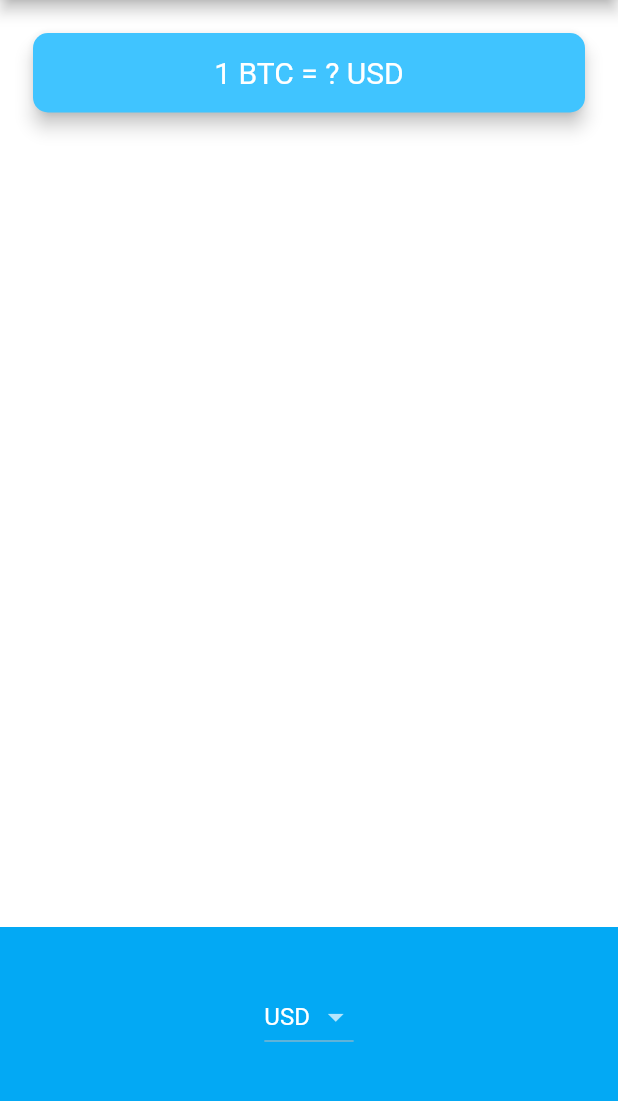
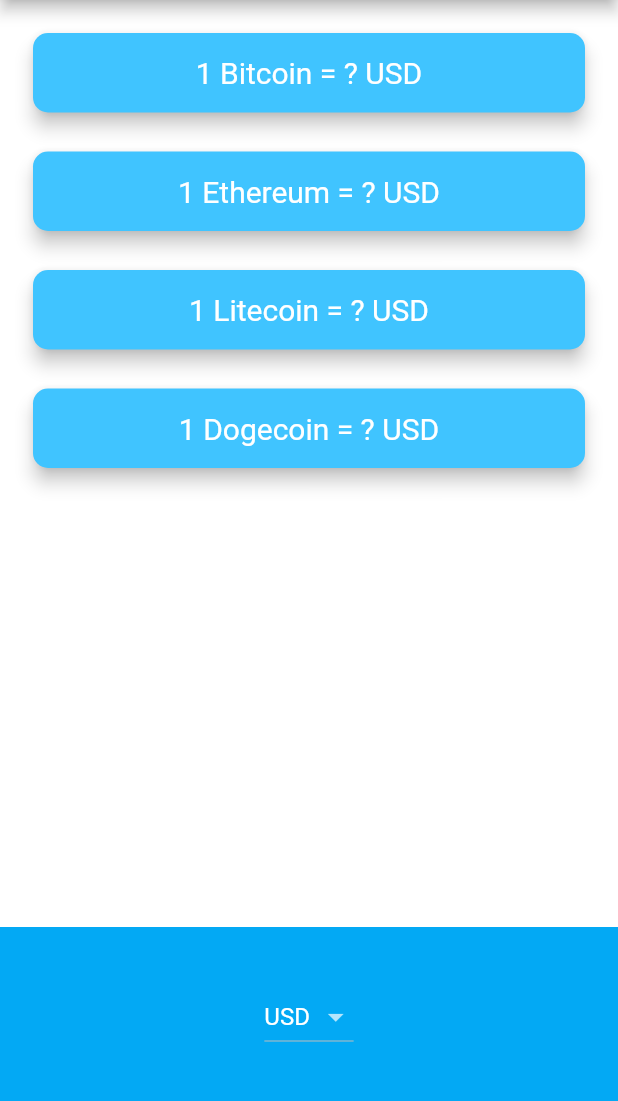
Before and after one commit to adispatil/Bitcoin-Ticker-Fluter, a Flutter app: the screen it shows after launch, on a phone screen of 412 x 824 dp, the part 84-1185 px from its top. Run offline on Flutter 3.47's test engine with Material 2 defaults, Android fonts, the phone set to English and light mode, and no system bars.

Commit message:
Bitcoin ticker

```diff
--- a/lib/price_screen.dart
+++ b/lib/price_screen.dart
@@ -1,7 +1,8 @@
+import 'dart:io' show Platform;
+import 'package:bitcoin_ticker_flutter/utils/app_constants.dart';
 import 'package:bitcoin_ticker_flutter/utils/coin_data.dart';
 import 'package:flutter/cupertino.dart';
 import 'package:flutter/material.dart';
-import 'dart:io' show Platform;
 
 class PriceScreen extends StatefulWidget {
   @override
@@ -10,7 +11,14 @@ class PriceScreen extends StatefulWidget {
 
 class _PriceScreenState extends State<PriceScreen> {
   String _mSelectedValue = 'USD';
+  int _mSelectedIndex = -1;
+  String _mBitcoinRate = '?';
+  String _mEthereumRate = '?';
+  String _mLitecoinRate = '?';
+  String _mDogecoinRate = '?';
+  CoinData _mCoinData = CoinData();
 
+  ///Android drop down list
   DropdownButton<String> getAndroidDropDownButton() {
     List<DropdownMenuItem<String>> dropDownItems = [];
     for (String currency in currenciesList) {
@@ -24,34 +32,83 @@ class _PriceScreenState extends State<PriceScreen> {
     return DropdownButton<String>(
       value: _mSelectedValue,
       items: dropDownItems,
-      onChanged: (value) {
-        print(value);
+      onChanged: (value) async {
         setState(() {
           _mSelectedValue = value;
         });
+        getBitcoinRate();
       },
     );
   }
 
-  CupertinoPicker iOsPicker() {
+  Future<void> getBitcoinRate() async {
+    var bitcoin = await _mCoinData.getCurrentRate(fromCurrency: kCryptoList[0], toCurrency: _mSelectedValue);
+    updateUi(bitcoin);
+
+    var ethereum = await _mCoinData.getCurrentRate(fromCurrency: kCryptoList[1], toCurrency: _mSelectedValue);
+    updateUi(ethereum);
+
+    var litecoin = await _mCoinData.getCurrentRate(fromCurrency: kCryptoList[2], toCurrency: _mSelectedValue);
+    updateUi(litecoin);
+
+    var dogecoin = await _mCoinData.getCurrentRate(fromCurrency: kCryptoList[3], toCurrency: _mSelectedValue);
+    updateUi(dogecoin);
+  }
+
+  ///Cupertino picker for iOS
+  NotificationListener iOsPicker() {
     List<Text> cupertinoItems = [];
     for (String currency in currenciesList) {
       var newItem = Text(currency);
       cupertinoItems.add(newItem);
     }
 
-    return CupertinoPicker(
+    return NotificationListener<ScrollNotification> (
+      onNotification: (scrollNotification) {
+        if (scrollNotification is ScrollEndNotification) {
+          print(_mSelectedIndex);
+          _mSelectedValue = currenciesList[_mSelectedIndex];
+          getBitcoinRate();
+          return true;
+        } else {
+          return false;
+        }
+      },
+      child: CupertinoPicker(
         backgroundColor: Colors.lightBlue,
         itemExtent: 32.0,
+        magnification: 1.2,
+        scrollController: FixedExtentScrollController(initialItem: 19),
         onSelectedItemChanged: (selectedIndex) {
-        print(selectedIndex);
+          setState(() {
+            _mSelectedIndex = selectedIndex;
+          });
         },
         children: cupertinoItems,
+      ),
     );
+  }
+
+  ///update ui after api calling
+  void updateUi(dynamic newData) {
+    setState(() {
+      var currency = newData['asset_id_base'];
+      if (currency == kCryptoList[0]) {
+        _mBitcoinRate = newData['rate'].toStringAsFixed(1);
+      } else if(currency == kCryptoList[1]) {
+        _mEthereumRate = newData['rate'].toStringAsFixed(1);
+      } else if(currency == kCryptoList[2]) {
+        _mLitecoinRate = newData['rate'].toStringAsFixed(1);
+      } else if(currency == kCryptoList[3]) {
+        _mDogecoinRate = newData['rate'].toStringAsFixed(1);
+      }
+      print('current rate : $_mBitcoinRate');
+    });
   }
 
   @override
   Widget build(BuildContext context) {
+
     return Scaffold(
       appBar: AppBar(
         title: Text('🤑 Coin Ticker'),
@@ -60,6 +117,11 @@ class _PriceScreenState extends State<PriceScreen> {
         mainAxisAlignment: MainAxisAlignment.spaceBetween,
         crossAxisAlignment: CrossAxisAlignment.stretch,
         children: <Widget>[
+          Column(
+            crossAxisAlignment: CrossAxisAlignment.stretch,
+            children: <Widget>[
+
+              /// bitcoin
               Padding(
                 padding: EdgeInsets.fromLTRB(18.0, 18.0, 18.0, 0),
                 child: Card(
@@ -71,7 +133,7 @@ class _PriceScreenState extends State<PriceScreen> {
                   child: Padding(
                     padding: EdgeInsets.symmetric(vertical: 15.0, horizontal: 28.0),
                     child: Text(
-                  '1 BTC = ? USD',
+                      '1 Bitcoin = $_mBitcoinRate $_mSelectedValue',
                       textAlign: TextAlign.center,
                       style: TextStyle(
                         fontSize: 20.0,
@@ -81,6 +143,78 @@ class _PriceScreenState extends State<PriceScreen> {
                   ),
                 ),
               ),
+
+              /// Ethereum
+              Padding(
+                padding: EdgeInsets.fromLTRB(18.0, 18.0, 18.0, 0),
+                child: Card(
+                  color: Colors.lightBlueAccent,
+                  elevation: 5.0,
+                  shape: RoundedRectangleBorder(
+                    borderRadius: BorderRadius.circular(10.0),
+                  ),
+                  child: Padding(
+                    padding: EdgeInsets.symmetric(vertical: 15.0, horizontal: 28.0),
+                    child: Text(
+                      '1 Ethereum = $_mEthereumRate $_mSelectedValue',
+                      textAlign: TextAlign.center,
+                      style: TextStyle(
+                        fontSize: 20.0,
+                        color: Colors.white,
+                      ),
+                    ),
+                  ),
+                ),
+              ),
+
+              /// Litecoin
+              Padding(
+                padding: EdgeInsets.fromLTRB(18.0, 18.0, 18.0, 0),
+                child: Card(
+                  color: Colors.lightBlueAccent,
+                  elevation: 5.0,
+                  shape: RoundedRectangleBorder(
+                    borderRadius: BorderRadius.circular(10.0),
+                  ),
+                  child: Padding(
+                    padding: EdgeInsets.symmetric(vertical: 15.0, horizontal: 28.0),
+                    child: Text(
+                      '1 Litecoin = $_mLitecoinRate $_mSelectedValue',
+                      textAlign: TextAlign.center,
+                      style: TextStyle(
+                        fontSize: 20.0,
+                        color: Colors.white,
+                      ),
+                    ),
+                  ),
+                ),
+              ),
+
+              /// Dogecoin
+              Padding(
+                padding: EdgeInsets.fromLTRB(18.0, 18.0, 18.0, 0),
+                child: Card(
+                  color: Colors.lightBlueAccent,
+                  elevation: 5.0,
+                  shape: RoundedRectangleBorder(
+                    borderRadius: BorderRadius.circular(10.0),
+                  ),
+                  child: Padding(
+                    padding: EdgeInsets.symmetric(vertical: 15.0, horizontal: 28.0),
+                    child: Text(
+                      '1 Dogecoin = $_mDogecoinRate $_mSelectedValue',
+                      textAlign: TextAlign.center,
+                      style: TextStyle(
+                        fontSize: 20.0,
+                        color: Colors.white,
+                      ),
+                    ),
+                  ),
+                ),
+              ),
+            ],
+          ),
+
           Container(
               height: 150.0,
               alignment: Alignment.center,
--- /dev/null
+++ b/lib/utils/app_constants.dart
@@ -0,0 +1,34 @@
+
+const kCoinApiKey = '7CC4A15E-D35A-4451-B78A-A33CEF95724B';
+const kBaseUrl = 'https://rest.coinapi.io/v1/exchangerate';
+
+const List<String> currenciesList = [
+  'AUD',
+  'BRL',
+  'CAD',
+  'CNY',
+  'EUR',
+  'GBP',
+  'HKD',
+  'IDR',
+  'ILS',
+  'INR',
+  'JPY',
+  'MXN',
+  'NOK',
+  'NZD',
+  'PLN',
+  'RON',
+  'RUB',
+  'SEK',
+  'SGD',
+  'USD',
+  'ZAR'
+];
+
+const List<String> kCryptoList = [
+  'BTC',
+  'ETH',
+  'LTC',
+  'DOGE'
+];
--- a/lib/utils/coin_data.dart
+++ b/lib/utils/coin_data.dart
@@ -1,31 +1,18 @@
-const List<String> currenciesList = [
-  'AUD',
-  'BRL',
-  'CAD',
-  'CNY',
-  'EUR',
-  'GBP',
-  'HKD',
-  'IDR',
-  'ILS',
-  'INR',
-  'JPY',
-  'MXN',
-  'NOK',
-  'NZD',
-  'PLN',
-  'RON',
-  'RUB',
-  'SEK',
-  'SGD',
-  'USD',
-  'ZAR'
-];
+import 'package:bitcoin_ticker_flutter/utils/app_constants.dart';
+import 'package:bitcoin_ticker_flutter/utils/network_helper.dart';
+import 'package:flutter/material.dart';
 
-const List<String> cryptoList = [
-  'BTC',
-  'ETH',
-  'LTC',
-];
+class CoinData {
+  Future<dynamic> getCurrentRate({@required String fromCurrency, @required String toCurrency}) async {
+    NetworkHelper networkHelper =
+        NetworkHelper(url: '$kBaseUrl/$fromCurrency/$toCurrency?apiKey=$kCoinApiKey');
 
-class CoinData {}
+    print('$kBaseUrl/$fromCurrency/$toCurrency?apiKey=$kCoinApiKey');
+
+    var currencyData = await networkHelper.getData();
+    print('Response : $currencyData');
+    return currencyData;
+  }
+
+
+}
--- /dev/null
+++ b/lib/utils/network_helper.dart
@@ -0,0 +1,25 @@
+import 'dart:convert';
+
+import 'package:flutter/material.dart';
+import 'package:http/http.dart' as http;
+
+class NetworkHelper {
+  NetworkHelper({@required this.url});
+
+  final String url;
+
+  /// get response data from network call.
+  /// it is async call
+  /// @returns json body
+
+  Future getData() async {
+    http.Response response = await http.get(Uri.parse(url));
+
+    if (response.statusCode == 200) {
+      String data = response.body;
+      return jsonDecode(data);
+    } else {
+      print('Response code : ${response.statusCode}');
+    }
+  }
+}
```
Also changed, not shown: pubspec.yaml (+1 -55 lines), pubspec.lock. Lines whose indentation alone changed are shown as unchanged.
